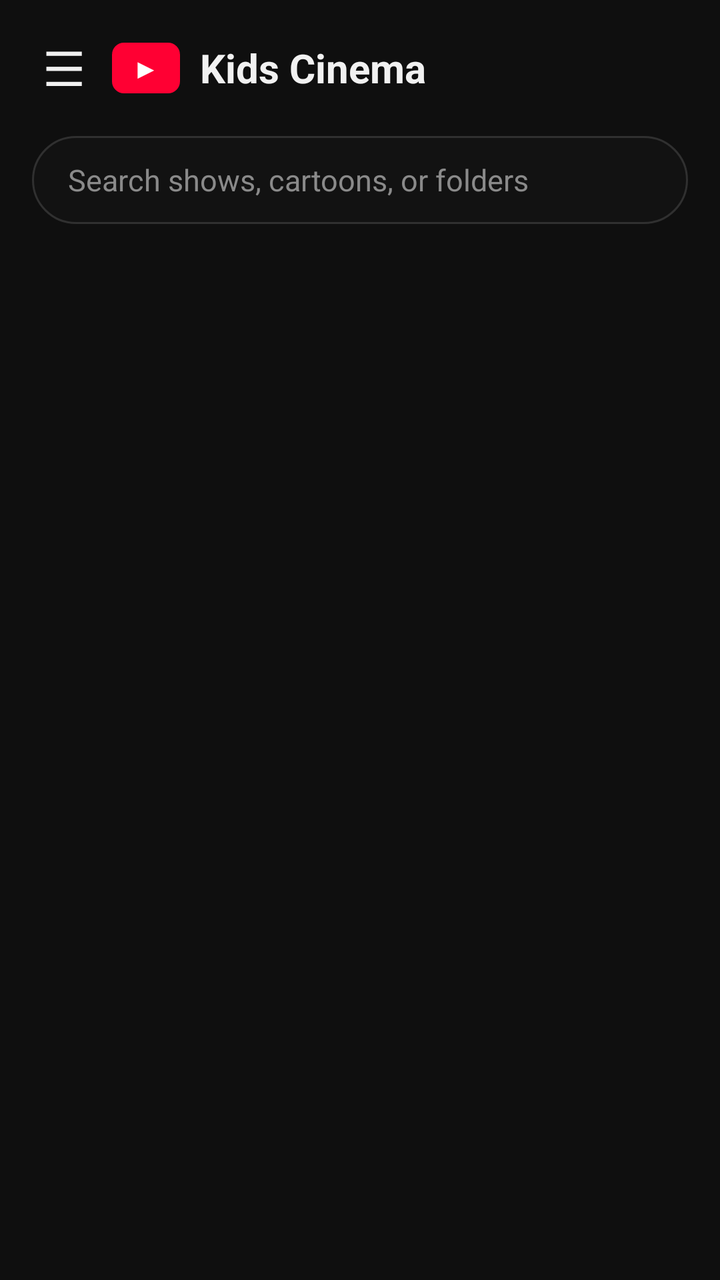
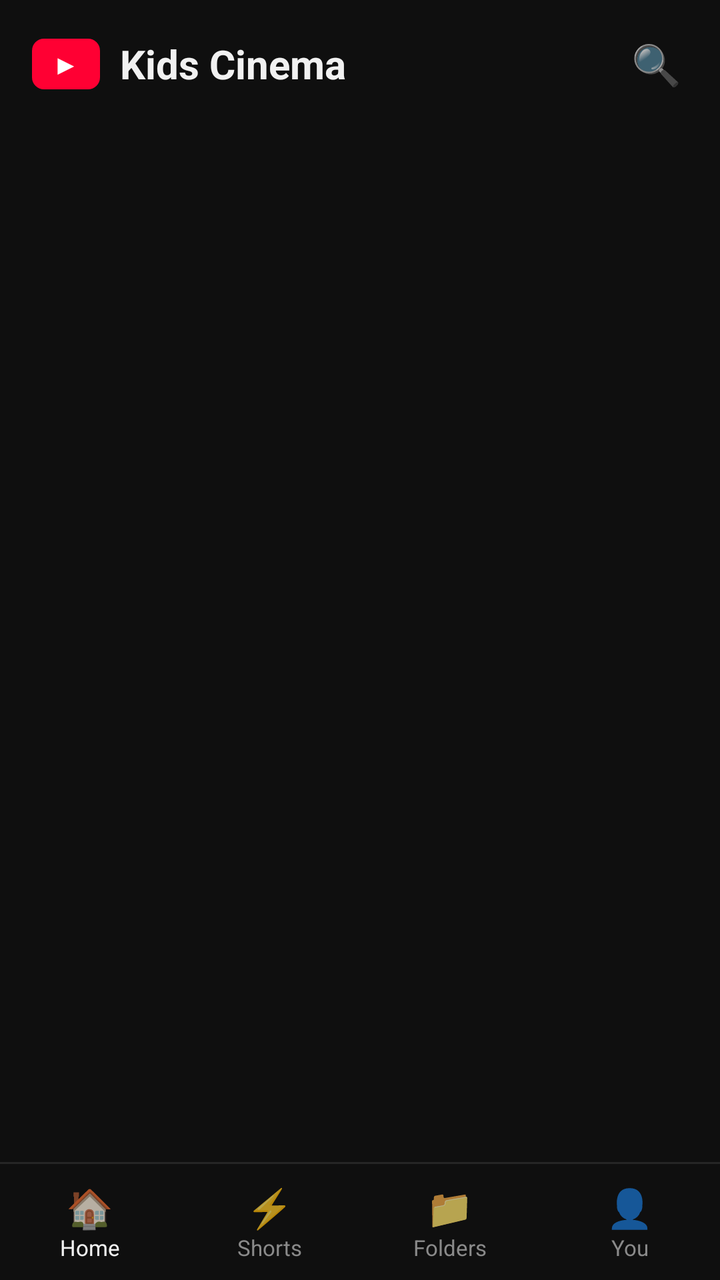

The first picture is an Android layout as it rendered before a commit; the second is the same layout after the commit. The layout source and the unified diff follow.
<!-- AndroidManifest.xml: application theme AppTheme -->
<!-- res/layout/activity_main.xml -->
<?xml version="1.0" encoding="utf-8"?>
<androidx.drawerlayout.widget.DrawerLayout xmlns:android="http://schemas.android.com/apk/res/android"
    android:id="@+id/drawer_layout"
    android:layout_width="match_parent"
    android:layout_height="match_parent"
    android:background="#0F0F0F"
    android:fitsSystemWindows="true">

    <LinearLayout
        android:layout_width="match_parent"
        android:layout_height="match_parent"
        android:orientation="vertical">

        <LinearLayout
            android:layout_width="match_parent"
            android:layout_height="wrap_content"
            android:gravity="center_vertical"
            android:orientation="horizontal"
            android:paddingStart="8dp"
            android:paddingEnd="16dp"
            android:paddingTop="10dp">

            <TextView
                android:id="@+id/menu_button"
                android:layout_width="48dp"
                android:layout_height="48dp"
                android:gravity="center"
                android:text="☰"
                android:textColor="#F1F1F1"
                android:textSize="24sp" />

            <TextView
                android:layout_width="wrap_content"
                android:layout_height="wrap_content"
                android:background="@drawable/brand_badge"
                android:paddingStart="10dp"
                android:paddingEnd="10dp"
                android:paddingTop="3dp"
                android:paddingBottom="3dp"
                android:text="▶"
                android:textColor="#FFFFFF"
                android:textSize="14sp" />

            <TextView
                android:layout_width="wrap_content"
                android:layout_height="wrap_content"
                android:layout_marginStart="10dp"
                android:text="Kids Cinema"
                android:textColor="#F1F1F1"
                android:textSize="20sp"
                android:textStyle="bold" />

            <View
                android:layout_width="0dp"
                android:layout_height="1dp"
                android:layout_weight="1" />

            <TextView
                android:id="@+id/active_folder_label"
                android:layout_width="wrap_content"
                android:layout_height="wrap_content"
                android:ellipsize="end"
                android:maxWidth="150dp"
                android:maxLines="1"
                android:textColor="#AAAAAA"
                android:textSize="13sp" />
        </LinearLayout>

        <EditText
            android:id="@+id/search_input"
            android:layout_width="match_parent"
            android:layout_height="44dp"
            android:layout_marginStart="16dp"
            android:layout_marginEnd="16dp"
            android:layout_marginTop="10dp"
            android:background="@drawable/search_pill"
            android:hint="Search shows, cartoons, or folders"
            android:imeOptions="actionSearch"
            android:inputType="text"
            android:maxLines="1"
            android:paddingStart="18dp"
            android:paddingEnd="18dp"
            android:textColor="#F1F1F1"
            android:textColorHint="#8A8A8A"
            android:textSize="15sp" />

        <TextView
            android:id="@+id/status_text"
            android:layout_width="match_parent"
            android:layout_height="wrap_content"
            android:gravity="center"
            android:padding="8dp"
            android:text=""
            android:textColor="#AAAAAA"
            android:textSize="13sp" />

        <FrameLayout
            android:layout_width="match_parent"
            android:layout_height="match_parent">

            <ProgressBar
                android:id="@+id/loading"
                android:layout_width="44dp"
                android:layout_height="44dp"
                android:layout_gravity="center" />

            <androidx.recyclerview.widget.RecyclerView
                android:id="@+id/video_grid"
                android:layout_width="match_parent"
                android:layout_height="match_parent"
                android:clipToPadding="false"
                android:paddingStart="10dp"
                android:paddingEnd="10dp"
                android:paddingBottom="24dp" />
        </FrameLayout>
    </LinearLayout>

    <LinearLayout
        android:layout_width="300dp"
        android:layout_height="match_parent"
        android:layout_gravity="start"
        android:background="#171717"
        android:orientation="vertical">

        <TextView
            android:layout_width="match_parent"
            android:layout_height="wrap_content"
            android:paddingStart="20dp"
            android:paddingEnd="20dp"
            android:paddingTop="18dp"
            android:paddingBottom="10dp"
            android:text="Folders"
            android:textColor="#F1F1F1"
            android:textSize="18sp"
            android:textStyle="bold" />

        <androidx.recyclerview.widget.RecyclerView
            android:id="@+id/folder_list"
            android:layout_width="match_parent"
            android:layout_height="match_parent"
            android:clipToPadding="false"
            android:paddingBottom="24dp" />
    </LinearLayout>
</androidx.drawerlayout.widget.DrawerLayout>
<!-- resources referenced by this layout -->
<resources>
  <!-- drawable brand_badge (drawable) -->
  <?xml version="1.0" encoding="utf-8"?>
  <shape xmlns:android="http://schemas.android.com/apk/res/android" android:shape="rectangle">
      <solid android:color="#FF0033" />
      <corners android:radius="6dp" />
  </shape>
  <!-- drawable search_pill (drawable) -->
  <?xml version="1.0" encoding="utf-8"?>
  <shape xmlns:android="http://schemas.android.com/apk/res/android" android:shape="rectangle">
      <solid android:color="#121212" />
      <stroke android:width="1dp" android:color="#303030" />
      <corners android:radius="22dp" />
  </shape>
  <style name="AppTheme" parent="android:style/Theme.Material.NoActionBar">
          <item name="android:windowNoTitle">true</item>
          <item name="android:windowBackground">#0F0F0F</item>
          <item name="android:statusBarColor">#0F0F0F</item>
          <item name="android:navigationBarColor">#0F0F0F</item>
          <item name="android:colorAccent">#FF0033</item>
      </style>
</resources>

<!-- the commit's change to res/layout/activity_main.xml (unified diff, before → after) -->
@@ -1,144 +1,172 @@
 <?xml version="1.0" encoding="utf-8"?>
-<androidx.drawerlayout.widget.DrawerLayout xmlns:android="http://schemas.android.com/apk/res/android"
-    android:id="@+id/drawer_layout"
+<LinearLayout xmlns:android="http://schemas.android.com/apk/res/android"
     android:layout_width="match_parent"
     android:layout_height="match_parent"
     android:background="#0F0F0F"
-    android:fitsSystemWindows="true">
+    android:fitsSystemWindows="true"
+    android:orientation="vertical">
 
     <LinearLayout
         android:layout_width="match_parent"
-        android:layout_height="match_parent"
-        android:orientation="vertical">
+        android:layout_height="wrap_content"
+        android:gravity="center_vertical"
+        android:orientation="horizontal"
+        android:paddingStart="16dp"
+        android:paddingEnd="8dp"
+        android:paddingTop="8dp"
+        android:paddingBottom="4dp">
+
+        <TextView
+            android:layout_width="wrap_content"
+            android:layout_height="wrap_content"
+            android:background="@drawable/brand_badge"
+            android:paddingStart="10dp"
+            android:paddingEnd="10dp"
+            android:paddingTop="3dp"
+            android:paddingBottom="3dp"
+            android:text="▶"
+            android:textColor="#FFFFFF"
+            android:textSize="14sp" />
+
+        <TextView
+            android:layout_width="wrap_content"
+            android:layout_height="wrap_content"
+            android:layout_marginStart="10dp"
+            android:text="Kids Cinema"
+            android:textColor="#F1F1F1"
+            android:textSize="20sp"
+            android:textStyle="bold" />
+
+        <View
+            android:layout_width="0dp"
+            android:layout_height="1dp"
+            android:layout_weight="1" />
+
+        <TextView
+            android:id="@+id/search_toggle"
+            android:layout_width="48dp"
+            android:layout_height="48dp"
+            android:gravity="center"
+            android:text="🔍"
+            android:textSize="20sp" />
+    </LinearLayout>
+
+    <EditText
+        android:id="@+id/search_input"
+        android:layout_width="match_parent"
+        android:layout_height="44dp"
+        android:layout_marginStart="16dp"
+        android:layout_marginEnd="16dp"
+        android:layout_marginBottom="6dp"
+        android:background="@drawable/search_pill"
+        android:hint="Search shows, cartoons, or folders"
+        android:imeOptions="actionSearch"
+        android:inputType="text"
+        android:maxLines="1"
+        android:paddingStart="18dp"
+        android:paddingEnd="18dp"
+        android:textColor="#F1F1F1"
+        android:textColorHint="#8A8A8A"
+        android:textSize="15sp"
+        android:visibility="gone" />
+
+    <HorizontalScrollView
+        android:id="@+id/chips_scroll"
+        android:layout_width="match_parent"
+        android:layout_height="wrap_content"
+        android:paddingStart="12dp"
+        android:paddingBottom="8dp"
+        android:scrollbars="none">
 
         <LinearLayout
-            android:layout_width="match_parent"
+            android:id="@+id/chips_row"
+            android:layout_width="wrap_content"
             android:layout_height="wrap_content"
-            android:gravity="center_vertical"
-            android:orientation="horizontal"
-            android:paddingStart="8dp"
-            android:paddingEnd="16dp"
-            android:paddingTop="10dp">
+            android:orientation="horizontal" />
+    </HorizontalScrollView>
 
-            <TextView
-                android:id="@+id/menu_button"
-                android:layout_width="48dp"
-                android:layout_height="48dp"
-                android:gravity="center"
-                android:text="☰"
-                android:textColor="#F1F1F1"
-                android:textSize="24sp" />
+    <TextView
+        android:id="@+id/status_text"
+        android:layout_width="match_parent"
+        android:layout_height="wrap_content"
+        android:gravity="center"
+        android:paddingBottom="4dp"
+        android:text=""
+        android:textColor="#AAAAAA"
+        android:textSize="12sp" />
 
-            <TextView
-                android:layout_width="wrap_content"
-                android:layout_height="wrap_content"
-                android:background="@drawable/brand_badge"
-                android:paddingStart="10dp"
-                android:paddingEnd="10dp"
-                android:paddingTop="3dp"
-                android:paddingBottom="3dp"
-                android:text="▶"
-                android:textColor="#FFFFFF"
-                android:textSize="14sp" />
+    <FrameLayout
+        android:layout_width="match_parent"
+        android:layout_height="0dp"
+        android:layout_weight="1">
 
-            <TextView
-                android:layout_width="wrap_content"
-                android:layout_height="wrap_content"
-                android:layout_marginStart="10dp"
-                android:text="Kids Cinema"
-                android:textColor="#F1F1F1"
-                android:textSize="20sp"
-                android:textStyle="bold" />
-
-            <View
-                android:layout_width="0dp"
-                android:layout_height="1dp"
-                android:layout_weight="1" />
-
-            <TextView
-                android:id="@+id/active_folder_label"
-                android:layout_width="wrap_content"
-                android:layout_height="wrap_content"
-                android:ellipsize="end"
-                android:maxWidth="150dp"
-                android:maxLines="1"
-                android:textColor="#AAAAAA"
-                android:textSize="13sp" />
-        </LinearLayout>
-
-        <EditText
-            android:id="@+id/search_input"
-            android:layout_width="match_parent"
+        <ProgressBar
+            android:id="@+id/loading"
+            android:layout_width="44dp"
             android:layout_height="44dp"
-            android:layout_marginStart="16dp"
-            android:layout_marginEnd="16dp"
-            android:layout_marginTop="10dp"
-            android:background="@drawable/search_pill"
-            android:hint="Search shows, cartoons, or folders"
-            android:imeOptions="actionSearch"
-            android:inputType="text"
-            android:maxLines="1"
-            android:paddingStart="18dp"
-            android:paddingEnd="18dp"
-            android:textColor="#F1F1F1"
-            android:textColorHint="#8A8A8A"
-            android:textSize="15sp" />
-
-        <TextView
-            android:id="@+id/status_text"
-            android:layout_width="match_parent"
-            android:layout_height="wrap_content"
-            android:gravity="center"
-            android:padding="8dp"
-            android:text=""
-            android:textColor="#AAAAAA"
-            android:textSize="13sp" />
-
-        <FrameLayout
-            android:layout_width="match_parent"
-            android:layout_height="match_parent">
-
-            <ProgressBar
-                android:id="@+id/loading"
-                android:layout_width="44dp"
-                android:layout_height="44dp"
-                android:layout_gravity="center" />
-
-            <androidx.recyclerview.widget.RecyclerView
-                android:id="@+id/video_grid"
-                android:layout_width="match_parent"
-                android:layout_height="match_parent"
-                android:clipToPadding="false"
-                android:paddingStart="10dp"
-                android:paddingEnd="10dp"
-                android:paddingBottom="24dp" />
-        </FrameLayout>
-    </LinearLayout>
-
-    <LinearLayout
-        android:layout_width="300dp"
-        android:layout_height="match_parent"
-        android:layout_gravity="start"
-        android:background="#171717"
-        android:orientation="vertical">
-
-        <TextView
-            android:layout_width="match_parent"
-            android:layout_height="wrap_content"
-            android:paddingStart="20dp"
-            android:paddingEnd="20dp"
-            android:paddingTop="18dp"
-            android:paddingBottom="10dp"
-            android:text="Folders"
-            android:textColor="#F1F1F1"
-            android:textSize="18sp"
-            android:textStyle="bold" />
+            android:layout_gravity="center" />
 
         <androidx.recyclerview.widget.RecyclerView
-            android:id="@+id/folder_list"
+            android:id="@+id/feed"
             android:layout_width="match_parent"
             android:layout_height="match_parent"
             android:clipToPadding="false"
-            android:paddingBottom="24dp" />
+            android:paddingBottom="8dp" />
+    </FrameLayout>
+
+    <View
+        android:layout_width="match_parent"
+        android:layout_height="1dp"
+        android:background="#262626" />
+
+    <LinearLayout
+        android:layout_width="match_parent"
+        android:layout_height="58dp"
+        android:background="#0F0F0F"
+        android:orientation="horizontal">
+
+        <LinearLayout
+            android:id="@+id/tab_home"
+            android:layout_width="0dp"
+            android:layout_height="match_parent"
+            android:layout_weight="1"
+            android:gravity="center"
+            android:orientation="vertical">
+            <TextView android:id="@+id/tab_home_icon" android:layout_width="wrap_content" android:layout_height="wrap_content" android:text="🏠" android:textSize="19sp" />
+            <TextView android:id="@+id/tab_home_label" android:layout_width="wrap_content" android:layout_height="wrap_content" android:text="Home" android:textColor="#F1F1F1" android:textSize="11sp" />
+        </LinearLayout>
+
+        <LinearLayout
+            android:id="@+id/tab_shorts"
+            android:layout_width="0dp"
+            android:layout_height="match_parent"
+            android:layout_weight="1"
+            android:gravity="center"
+            android:orientation="vertical">
+            <TextView android:id="@+id/tab_shorts_icon" android:layout_width="wrap_content" android:layout_height="wrap_content" android:text="⚡" android:textSize="19sp" />
+            <TextView android:id="@+id/tab_shorts_label" android:layout_width="wrap_content" android:layout_height="wrap_content" android:text="Shorts" android:textColor="#8A8A8A" android:textSize="11sp" />
+        </LinearLayout>
+
+        <LinearLayout
+            android:id="@+id/tab_folders"
+            android:layout_width="0dp"
+            android:layout_height="match_parent"
+            android:layout_weight="1"
+            android:gravity="center"
+            android:orientation="vertical">
+            <TextView android:id="@+id/tab_folders_icon" android:layout_width="wrap_content" android:layout_height="wrap_content" android:text="📁" android:textSize="19sp" />
+            <TextView android:id="@+id/tab_folders_label" android:layout_width="wrap_content" android:layout_height="wrap_content" android:text="Folders" android:textColor="#8A8A8A" android:textSize="11sp" />
+        </LinearLayout>
+
+        <LinearLayout
+            android:id="@+id/tab_you"
+            android:layout_width="0dp"
+            android:layout_height="match_parent"
+            android:layout_weight="1"
+            android:gravity="center"
+            android:orientation="vertical">
+            <TextView android:id="@+id/tab_you_icon" android:layout_width="wrap_content" android:layout_height="wrap_content" android:text="👤" android:textSize="19sp" />
+            <TextView android:id="@+id/tab_you_label" android:layout_width="wrap_content" android:layout_height="wrap_content" android:text="You" android:textColor="#8A8A8A" android:textSize="11sp" />
+        </LinearLayout>
     </LinearLayout>
-</androidx.drawerlayout.widget.DrawerLayout>
+</LinearLayout>
